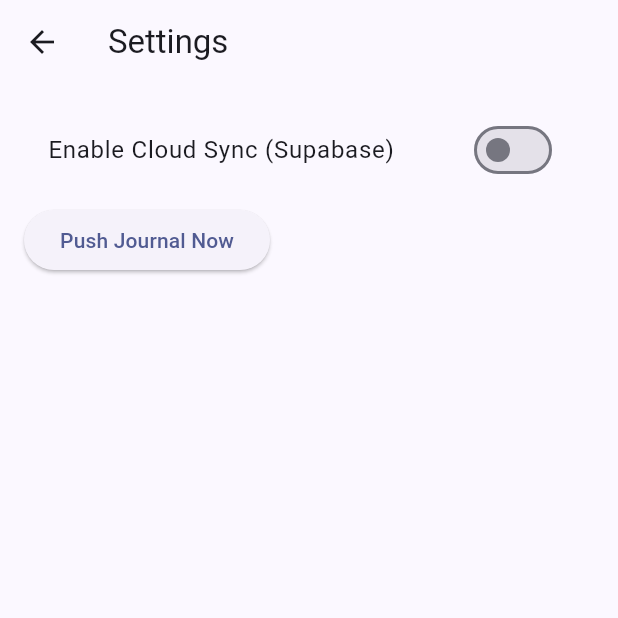
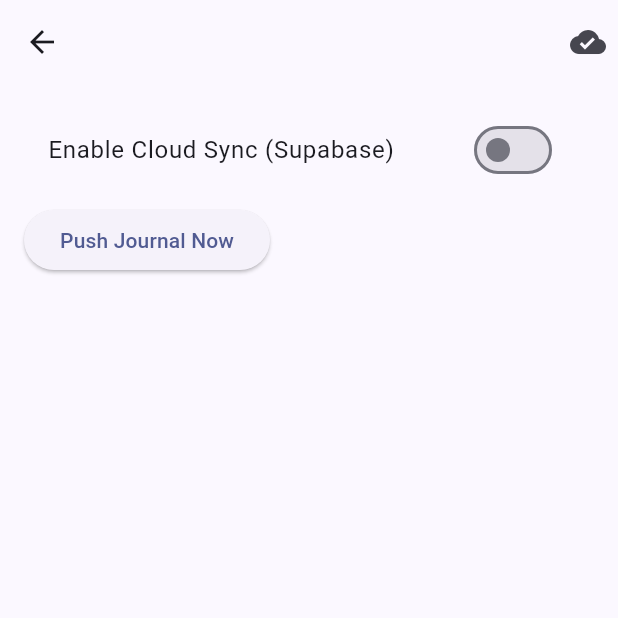
Before and after one commit to DamienLove/UC4ERPG, a Flutter app: the SettingsScreen screen opened directly, on a phone screen of 412 x 824 dp, the top half of it. Run offline on Flutter 3.47's test engine with Material 3 defaults, Android fonts, the phone set to English and light mode, and no system bars; our stand-ins replace supabase_flutter; accounts and stored records are empty; statements that could not run were skipped.

Commit message:
ui(sync): add app-bar sync icon with tooltip

```diff
--- a/client/lib/main.dart
+++ b/client/lib/main.dart
@@ -63,7 +63,7 @@ class _HomeScreenState extends State<HomeScreen> {
   @override
   Widget build(BuildContext context) {
     return Scaffold(
-      appBar: AppBar(title: const Text('UC4ERPG')),
+      appBar: AppBar(title: const Text(''), actions: const [SyncIcon()]),
       drawer: const _AppDrawer(),
       body: Column(
         children: [
@@ -122,7 +122,7 @@ class _SettingsScreenState extends State<SettingsScreen> {
   @override
   Widget build(BuildContext context) {
     return Scaffold(
-      appBar: AppBar(title: const Text('Settings')),
+      appBar: AppBar(title: const Text(''), actions: const [SyncIcon()]),
       body: Padding(
         padding: const EdgeInsets.all(16),
         child: Column(
@@ -148,3 +148,29 @@ class _SettingsScreenState extends State<SettingsScreen> {
     );
   }
 }
+class SyncIcon extends StatelessWidget {
+  const SyncIcon({super.key});
+  @override
+  Widget build(BuildContext context) {
+    return ValueListenableBuilder<bool>(
+      valueListenable: SyncStatus.busy,
+      builder: (context, busy, _) {
+        final lastPush = SyncStatus.lastPush?.toLocal().toString() ?? 'never';
+        final lastPull = SyncStatus.lastPull?.toLocal().toString() ?? 'never';
+        final tip = 'Last push: ' + lastPush + '\nLast pull: ' + lastPull;
+        return Tooltip(
+          message: tip,
+          child: Padding(
+            padding: const EdgeInsets.only(right: 8.0),
+            child: busy
+                ? const SizedBox(
+                    width: 20, height: 20,
+                    child: CircularProgressIndicator(strokeWidth: 2),
+                  )
+                : const Icon(Icons.cloud_done),
+          ),
+        );
+      },
+    );
+  }
+}
```
